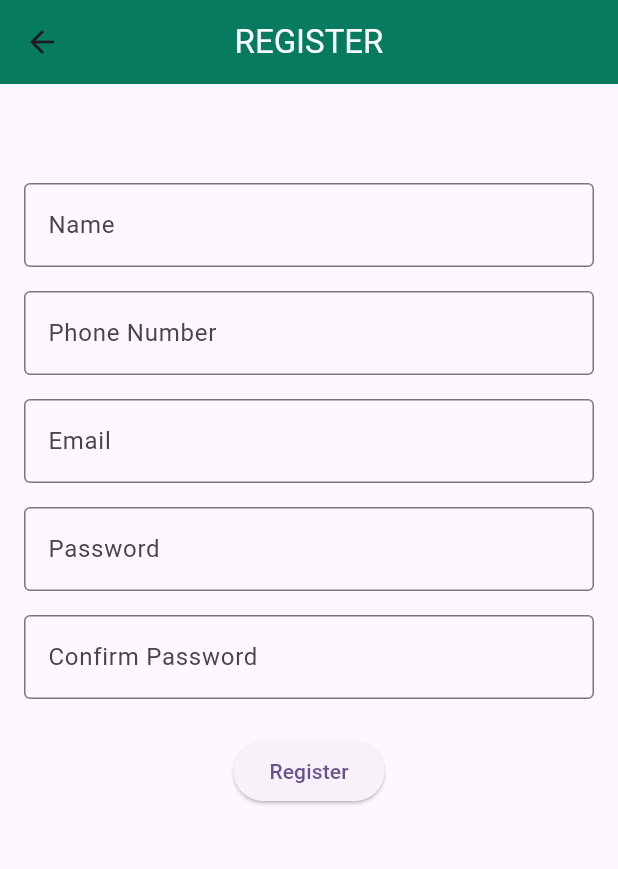
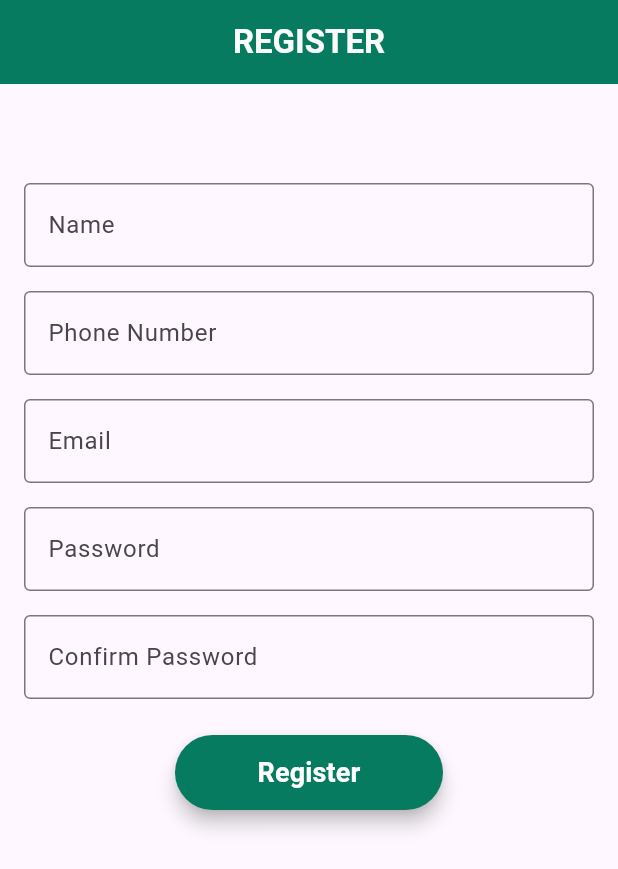
Before and after one commit to JaseemCA/evde.ai, a Flutter app: the screen it shows after launch, after a tap on "Login", after a tap on "Don't have an account? Sign up", on a phone screen of 412 x 824 dp. Shown: the top 869 px of the screen. Run offline on Flutter 3.47's test engine with Material 3 defaults, Android fonts, the phone set to English and light mode, and no system bars; our stand-ins replace sqflite; accounts and stored records are empty.

Commit message:
UI updated and complted the machine task

```diff
--- a/lib/constants/appcolors.dart
+++ b/lib/constants/appcolors.dart
@@ -4,5 +4,5 @@ class AppColors {
   static const appbarColor = Color.fromARGB(255, 6, 123, 96);
   static const textColor = Color.fromARGB(255, 251, 251, 252);
   static const backgroundColor = Color.fromARGB(255, 247, 247, 246);
-  static const accentColor = Color(0xFFEB1555);
+  static const buttoncolor = Color.fromARGB(255, 6, 123, 96);
 }
--- a/lib/db_helper/db_helper.dart
+++ b/lib/db_helper/db_helper.dart
@@ -1,6 +1,9 @@
+// ignore_for_file: depend_on_referenced_packages
+
 import 'package:path/path.dart';
 import 'package:sqflite/sqflite.dart';
 
+// ignore: camel_case_types
 class Db_Helper {
   static Database? _database;
 
--- a/lib/presentation/auth/login.dart
+++ b/lib/presentation/auth/login.dart
@@ -1,3 +1,5 @@
+// ignore_for_file: use_build_context_synchronously
+
 import 'package:evdeai/db_helper/db_helper.dart';
 import 'package:evdeai/presentation/home_page.dart';
 import 'package:flutter/material.dart';
@@ -26,7 +28,10 @@ class LoginPageState extends State<LoginPage> {
         backgroundColor: AppColors.appbarColor,
         title: const Text(
           'LOGIN',
-          style: TextStyle(color: AppColors.textColor),
+          style: TextStyle(
+            color: AppColors.textColor,
+            fontWeight: FontWeight.bold,
+          ),
         ),
       ),
       body: Padding(
@@ -69,7 +74,22 @@ class LoginPageState extends State<LoginPage> {
               const SizedBox(height: 20),
               ElevatedButton(
                 onPressed: () => loginUser(context),
-                child: const Text('Login'),
+                style: ElevatedButton.styleFrom(
+                  foregroundColor: Colors.white,
+                  backgroundColor: AppColors.buttoncolor,
+                  shape: RoundedRectangleBorder(
+                    borderRadius: BorderRadius.circular(30),
+                  ),
+                  padding: const EdgeInsets.symmetric(vertical: 12, horizontal: 55),
+                  elevation: 5,
+                ),
+                child: const Text(
+                  'Login',
+                  style: TextStyle(
+                    fontSize: 18,
+                    fontWeight: FontWeight.bold,
+                  ),
+                ),
               ),
               TextButton(
                 onPressed: () {
--- a/lib/presentation/auth/signup.dart
+++ b/lib/presentation/auth/signup.dart
@@ -26,11 +26,14 @@ class SignupState extends State<Signup> {
   Widget build(BuildContext context) {
     return Scaffold(
       appBar: AppBar(
-
+        automaticallyImplyLeading: false,
         backgroundColor: AppColors.appbarColor,
         title: const Text(
           'REGISTER',
-          style: TextStyle(color: AppColors.textColor),
+          style: TextStyle(
+            color: AppColors.textColor,
+            fontWeight: FontWeight.bold,
+          ),
         ),
         centerTitle: true,
       ),
@@ -62,10 +65,12 @@ class SignupState extends State<Signup> {
                   decoration: const InputDecoration(
                       labelText: 'Phone Number', border: OutlineInputBorder()),
                   validator: (value) {
-                    if (value == null || value.isEmpty)
+                    if (value == null || value.isEmpty) {
                       return 'Please enter your phone number';
-                    if (value.length != 10)
+                    }
+                    if (value.length != 10) {
                       return 'Please enter a valid phone number';
+                    }
                     return null;
                   },
                 ),
@@ -123,7 +128,23 @@ class SignupState extends State<Signup> {
                 const SizedBox(height: 24),
                 ElevatedButton(
                   onPressed: () => saveToDatabase(context),
-                  child: const Text('Register'),
+                  style: ElevatedButton.styleFrom(
+                    foregroundColor: Colors.white,
+                    backgroundColor: AppColors.buttoncolor,
+                    shape: RoundedRectangleBorder(
+                      borderRadius: BorderRadius.circular(30),
+                    ),
+                    padding: const EdgeInsets.symmetric(
+                        vertical: 12, horizontal: 55),
+                    elevation: 5,
+                  ),
+                  child: const Text(
+                    'Register',
+                    style: TextStyle(
+                      fontSize: 18,
+                      fontWeight: FontWeight.bold,
+                    ),
+                  ),
                 ),
               ],
             ),
--- a/lib/presentation/home_page.dart
+++ b/lib/presentation/home_page.dart
@@ -22,7 +22,7 @@ class _HomePageState extends State<HomePage> {
         backgroundColor: AppColors.appbarColor,
         title: const Text(
           'HOME PAGE',
-          style: TextStyle(color: AppColors.textColor),
+          style: TextStyle(color: AppColors.textColor, fontWeight: FontWeight.bold,),
         ),
         actions: [
           IconButton(
@@ -37,8 +37,23 @@ class _HomePageState extends State<HomePage> {
       ),
       body: Center(
         child: ElevatedButton(
+          style: ElevatedButton.styleFrom(
+            foregroundColor: Colors.white,
+            backgroundColor: AppColors.buttoncolor,
+            shape: RoundedRectangleBorder(
+              borderRadius: BorderRadius.circular(30),
+            ),
+            padding: const EdgeInsets.symmetric(vertical: 12, horizontal: 55),
+            elevation: 5,
+          ),
           onPressed: isAttendanceMarked ? markExit : markAttendance,
-          child: Text(isAttendanceMarked ? 'Mark Exit' : 'Mark Attendance'),
+          child: Text(
+            isAttendanceMarked ? 'Mark Exit' : 'Mark Attendance',
+            style: const TextStyle(
+              fontSize: 18,
+              fontWeight: FontWeight.bold,
+            ),
+          ),
         ),
       ),
     );
--- a/lib/presentation/splash_screen.dart
+++ b/lib/presentation/splash_screen.dart
@@ -1,5 +1,6 @@
 import 'dart:async';
 
+import 'package:evdeai/constants/appcolors.dart';
 import 'package:evdeai/presentation/auth/login.dart';
 import 'package:flutter/material.dart';
 
@@ -26,7 +27,6 @@ class SplashScreenState extends State<SplashScreen> {
   }
 
   void _startAnimation() {
-
     Timer(const Duration(milliseconds: 500), () {
       setState(() {
         opacity = 1.0;
@@ -34,7 +34,7 @@ class SplashScreenState extends State<SplashScreen> {
     });
   }
 
- @override
+  @override
   Widget build(BuildContext context) {
     return Scaffold(
       body: Center(
@@ -42,8 +42,11 @@ class SplashScreenState extends State<SplashScreen> {
           opacity: opacity,
           duration: const Duration(seconds: 3),
           child: const Text(
-            'Splash Screen',
-            style: TextStyle(fontSize: 24, fontWeight: FontWeight.bold),
+            'ATTENDANCE REGISTER ',
+            style: TextStyle(
+                fontSize: 24,
+                fontWeight: FontWeight.bold,
+                color: AppColors.appbarColor),
           ),
         ),
       ),
```
